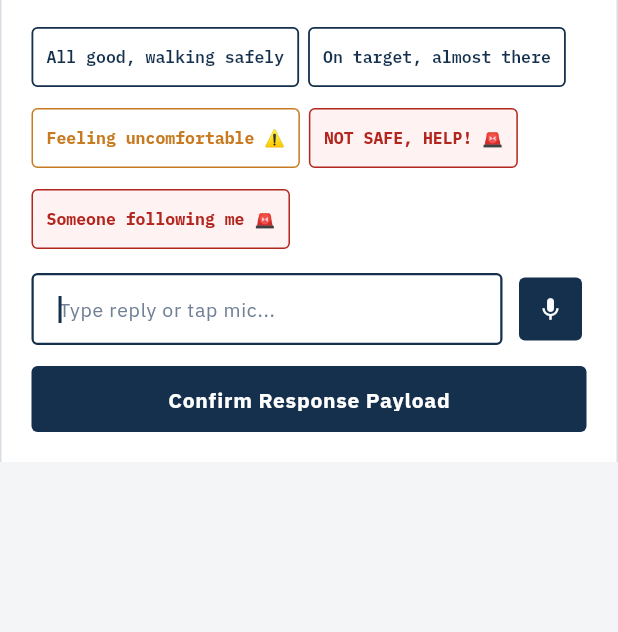
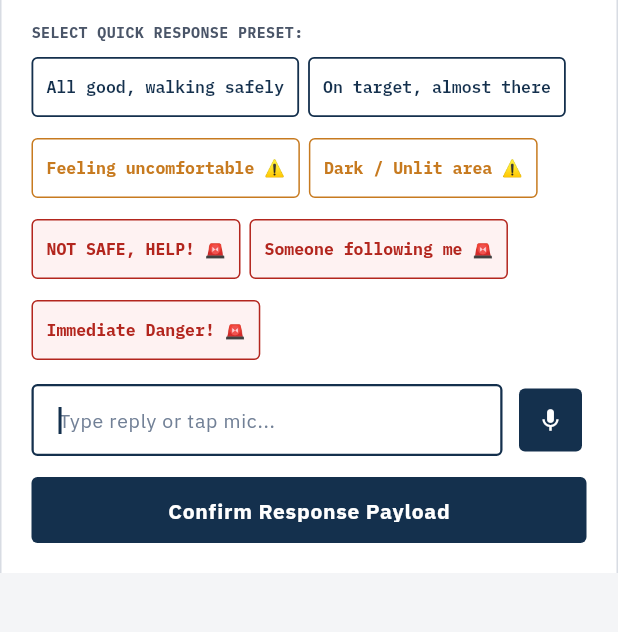
Before and after one commit to Midhunvvsggsg/gekko, a Flutter app: the CheckInModal widget shown alone on an empty page, opened directly, on a phone screen of 412 x 824 dp, the part 228-860 px from its top. Run offline on Flutter 3.47's test engine with Material 3 defaults, Android fonts, the phone set to English and light mode, and no system bars; our stand-ins replace flutter_map, flutter_riverpod, go_router, google_fonts, latlong2, shared_preferences; missing offline and left inert: dart:html; accounts and stored records are empty.

Commit message:
Add explicit danger check-in preset buttons ('NOT SAFE, HELP! 🚨', 'Someone following me 🚨', 'Immediate Danger! 🚨') to AI Safety Check-in Modal

```diff
--- a/lib/screens/check_in_modal.dart
+++ b/lib/screens/check_in_modal.dart
@@ -247,6 +247,11 @@ class _CheckInModalState extends ConsumerState<CheckInModal> {
               // Input Field & Action Buttons (Hidden after submission)
               if (_submittedUserResponse == null) ...[
                 // Preset Response Chips
+                Text(
+                  'SELECT QUICK RESPONSE PRESET:',
+                  style: GoogleFonts.ibmPlexMono(fontSize: 10, fontWeight: FontWeight.w700, color: AppColors.textSecondary),
+                ),
+                const SizedBox(height: 6),
                 Wrap(
                   spacing: 6,
                   runSpacing: 6,
@@ -275,6 +280,17 @@ class _CheckInModalState extends ConsumerState<CheckInModal> {
                     OutlinedButton(
                       style: OutlinedButton.styleFrom(
                         padding: const EdgeInsets.symmetric(horizontal: 10, vertical: 6),
+                        side: const BorderSide(color: AppColors.warningAmber, width: 1.0),
+                      ),
+                      onPressed: () {
+                        _responseController.text = 'Unlit dark area, feeling uneasy';
+                        _submitResponse();
+                      },
+                      child: Text('Dark / Unlit area ⚠️', style: GoogleFonts.ibmPlexMono(fontSize: 11, color: AppColors.warningAmber, fontWeight: FontWeight.w700)),
+                    ),
+                    OutlinedButton(
+                      style: OutlinedButton.styleFrom(
+                        padding: const EdgeInsets.symmetric(horizontal: 10, vertical: 6),
                         backgroundColor: AppColors.sosRedBg,
                         side: const BorderSide(color: AppColors.sosRed, width: 1.0),
                       ),
@@ -295,6 +311,18 @@ class _CheckInModalState extends ConsumerState<CheckInModal> {
                         _submitResponse();
                       },
                       child: Text('Someone following me 🚨', style: GoogleFonts.ibmPlexMono(fontSize: 11, color: AppColors.sosRed, fontWeight: FontWeight.w700)),
+                    ),
+                    OutlinedButton(
+                      style: OutlinedButton.styleFrom(
+                        padding: const EdgeInsets.symmetric(horizontal: 10, vertical: 6),
+                        backgroundColor: AppColors.sosRedBg,
+                        side: const BorderSide(color: AppColors.sosRed, width: 1.0),
+                      ),
+                      onPressed: () {
+                        _responseController.text = 'Immediate danger! Need urgent assistance!';
+                        _submitResponse();
+                      },
+                      child: Text('Immediate Danger! 🚨', style: GoogleFonts.ibmPlexMono(fontSize: 11, color: AppColors.sosRed, fontWeight: FontWeight.w700)),
                     ),
                   ],
                 ),
```
Also changed, not shown: 2 other files.
